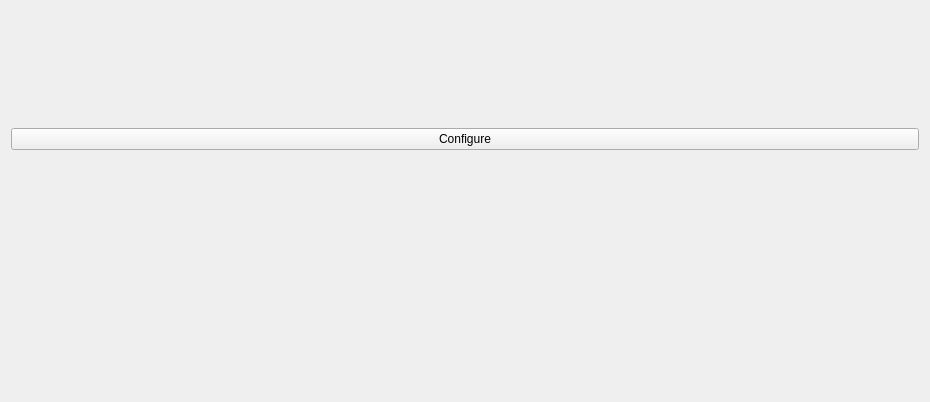
Qt form ui/FleetTracker.ui (leothehero/Prun-Shipment-Manager) before a commit.
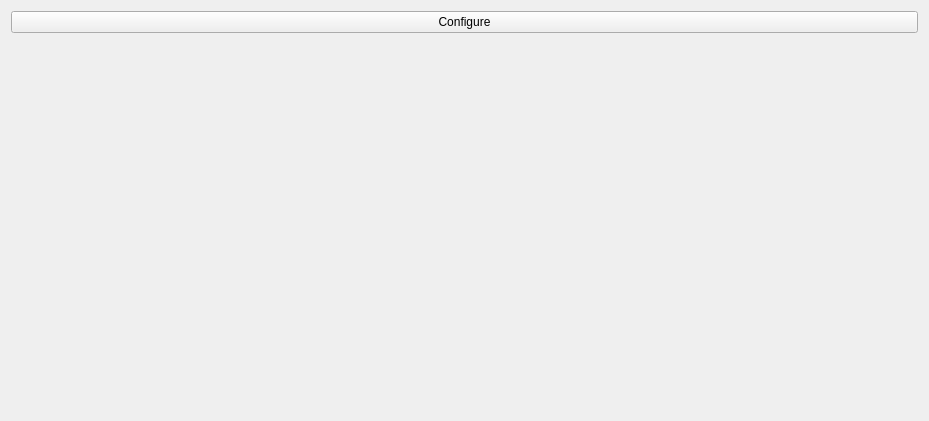
The same form after that commit.

```diff
--- a/ui/FleetTracker.ui
+++ b/ui/FleetTracker.ui
@@ -6,8 +6,8 @@
    <rect>
     <x>0</x>
     <y>0</y>
-    <width>930</width>
-    <height>402</height>
+    <width>929</width>
+    <height>421</height>
    </rect>
   </property>
   <property name="sizePolicy">
@@ -36,7 +36,7 @@
    <item>
     <widget class="QWidget" name="FleetWidget" native="true">
      <property name="sizePolicy">
-      <sizepolicy hsizetype="MinimumExpanding" vsizetype="Maximum">
+      <sizepolicy hsizetype="MinimumExpanding" vsizetype="MinimumExpanding">
        <horstretch>0</horstretch>
        <verstretch>0</verstretch>
       </sizepolicy>
```
Left out of the diff: 2 changed lines with no effect on the pictures.
